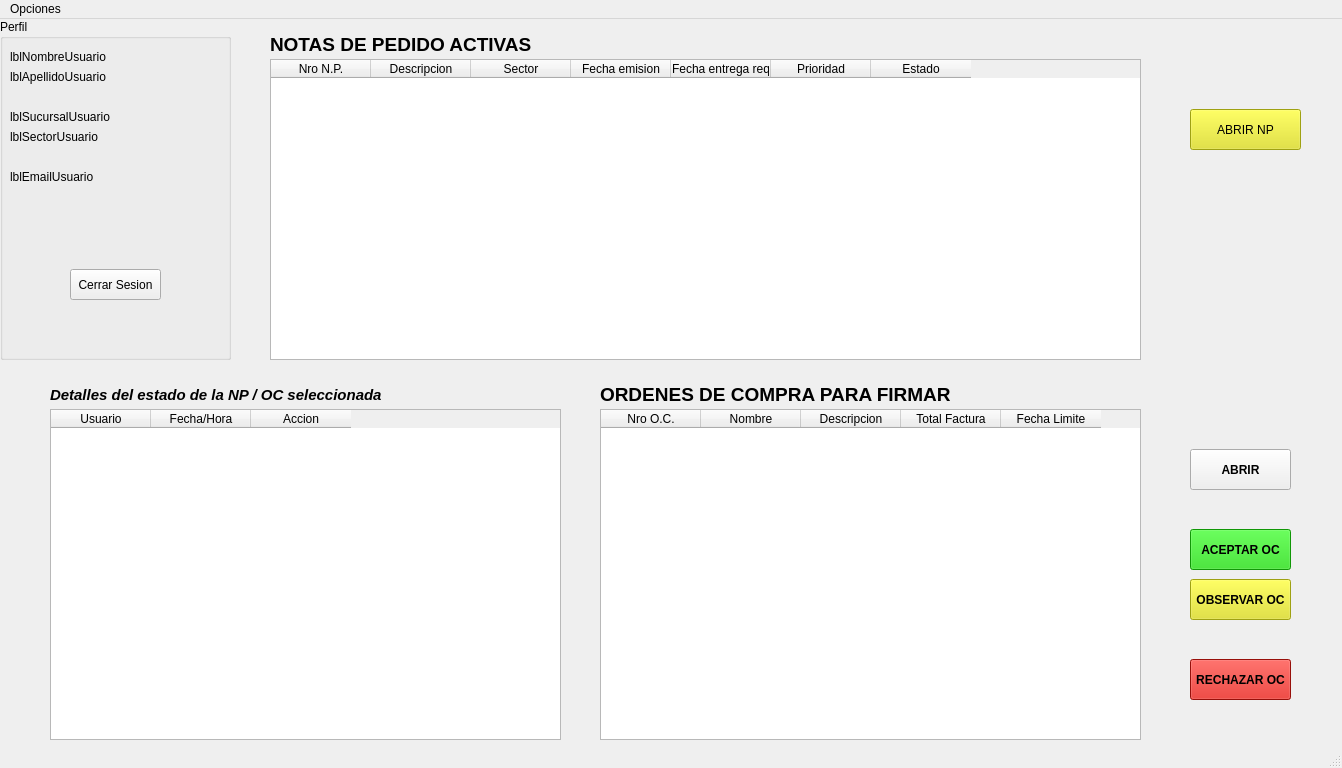
The window that pantallaGerenteGeneral.ui (AyeQuinteros15/DemoPracticas) describes before a commit, drawn with Qt 5.
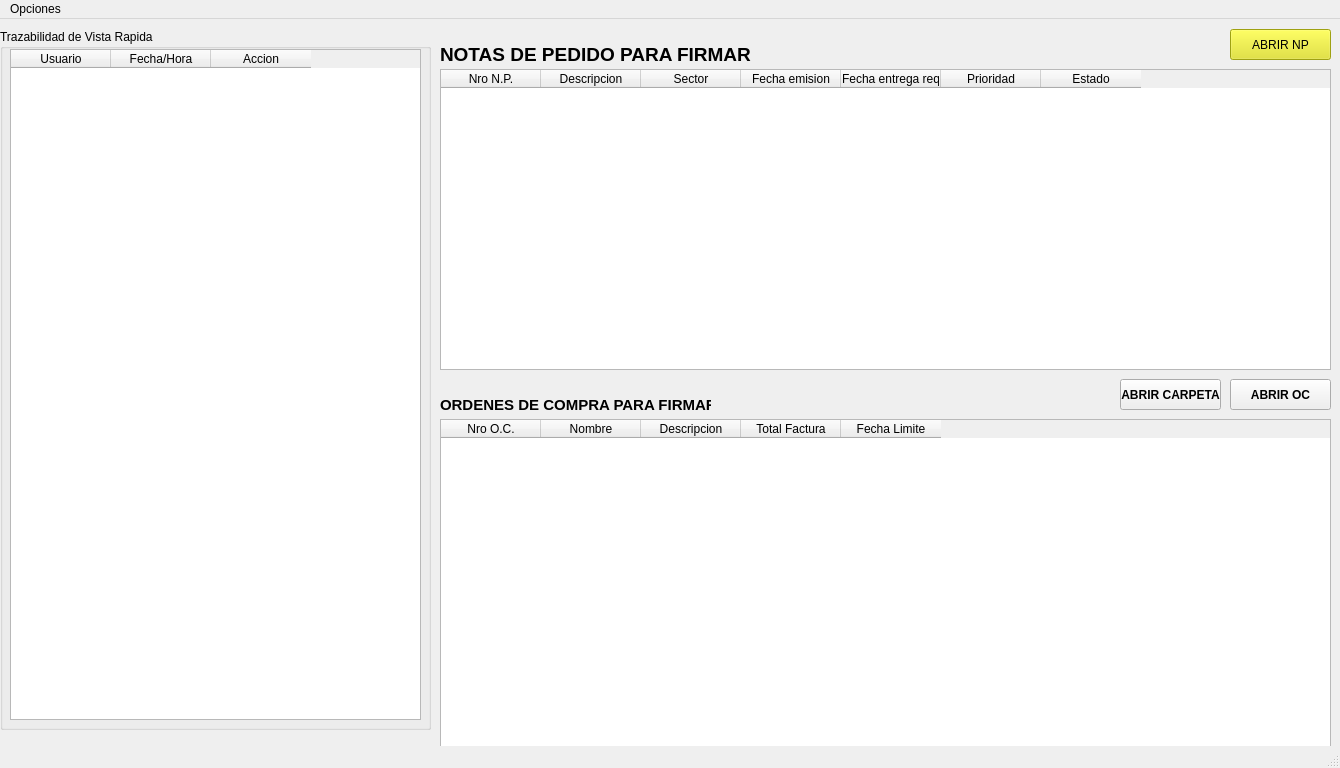
The same window after the commit.

The edit to the form file:
```diff
--- a/pantallaGerenteGeneral.ui
+++ b/pantallaGerenteGeneral.ui
@@ -6,7 +6,7 @@
    <rect>
     <x>0</x>
     <y>0</y>
-    <width>1342</width>
+    <width>1340</width>
     <height>768</height>
    </rect>
   </property>
@@ -26,106 +26,12 @@
    <string>Pantalla Principal</string>
   </property>
   <widget class="QWidget" name="centralwidget">
-   <widget class="QGroupBox" name="groupBox">
-    <property name="geometry">
-     <rect>
-      <x>0</x>
-      <y>0</y>
-      <width>231</width>
-      <height>341</height>
-     </rect>
-    </property>
-    <property name="styleSheet">
-     <string notr="true"/>
-    </property>
-    <property name="title">
-     <string>Perfil</string>
-    </property>
-    <widget class="QLabel" name="lblNombreUsuario">
-     <property name="geometry">
-      <rect>
-       <x>10</x>
-       <y>30</y>
-       <width>111</width>
-       <height>16</height>
-      </rect>
-     </property>
-     <property name="text">
-      <string>lblNombreUsuario</string>
-     </property>
-    </widget>
-    <widget class="QLabel" name="lblApellidoUsuario">
-     <property name="geometry">
-      <rect>
-       <x>10</x>
-       <y>50</y>
-       <width>101</width>
-       <height>16</height>
-      </rect>
-     </property>
-     <property name="text">
-      <string>lblApellidoUsuario</string>
-     </property>
-    </widget>
-    <widget class="QLabel" name="lblSucursalUsuario">
-     <property name="geometry">
-      <rect>
-       <x>10</x>
-       <y>90</y>
-       <width>101</width>
-       <height>16</height>
-      </rect>
-     </property>
-     <property name="text">
-      <string>lblSucursalUsuario</string>
-     </property>
-    </widget>
-    <widget class="QLabel" name="lblSectorUsuario">
-     <property name="geometry">
-      <rect>
-       <x>10</x>
-       <y>110</y>
-       <width>101</width>
-       <height>16</height>
-      </rect>
-     </property>
-     <property name="text">
-      <string>lblSectorUsuario</string>
-     </property>
-    </widget>
-    <widget class="QLabel" name="label">
-     <property name="geometry">
-      <rect>
-       <x>10</x>
-       <y>150</y>
-       <width>211</width>
-       <height>16</height>
-      </rect>
-     </property>
-     <property name="text">
-      <string>lblEmailUsuario</string>
-     </property>
-    </widget>
-    <widget class="QPushButton" name="btnCerrarSesion_Generador">
-     <property name="geometry">
-      <rect>
-       <x>70</x>
-       <y>250</y>
-       <width>91</width>
-       <height>31</height>
-      </rect>
-     </property>
-     <property name="text">
-      <string>Cerrar Sesion</string>
-     </property>
-    </widget>
-   </widget>
    <widget class="QLabel" name="label_2">
     <property name="geometry">
      <rect>
-      <x>270</x>
-      <y>10</y>
-      <width>521</width>
+      <x>440</x>
+      <y>20</y>
+      <width>461</width>
       <height>31</height>
      </rect>
     </property>
@@ -136,15 +42,15 @@
      </font>
     </property>
     <property name="text">
-     <string>NOTAS DE PEDIDO ACTIVAS</string>
+     <string>NOTAS DE PEDIDO PARA FIRMAR</string>
     </property>
    </widget>
    <widget class="QTableWidget" name="tablaNPactivasGG">
     <property name="geometry">
      <rect>
-      <x>270</x>
-      <y>40</y>
-      <width>871</width>
+      <x>440</x>
+      <y>50</y>
+      <width>891</width>
       <height>301</height>
      </rect>
     </property>
@@ -190,10 +96,10 @@
    <widget class="QPushButton" name="btnAbrirNP_GG">
     <property name="geometry">
      <rect>
-      <x>1190</x>
-      <y>90</y>
-      <width>111</width>
-      <height>41</height>
+      <x>1230</x>
+      <y>10</y>
+      <width>101</width>
+      <height>31</height>
      </rect>
     </property>
     <property name="styleSheet">
@@ -204,63 +110,18 @@
      <string>ABRIR NP</string>
     </property>
    </widget>
-   <widget class="QTableWidget" name="tablaDetallesEstado">
-    <property name="geometry">
-     <rect>
-      <x>50</x>
-      <y>390</y>
-      <width>511</width>
-      <height>331</height>
-     </rect>
-    </property>
-    <column>
-     <property name="text">
-      <string>Usuario</string>
-     </property>
-    </column>
-    <column>
-     <property name="text">
-      <string>Fecha/Hora</string>
-     </property>
-    </column>
-    <column>
-     <property name="text">
-      <string>Accion</string>
-     </property>
-    </column>
-   </widget>
-   <widget class="QLabel" name="label_3">
-    <property name="geometry">
-     <rect>
-      <x>50</x>
-      <y>360</y>
-      <width>361</width>
-      <height>31</height>
-     </rect>
-    </property>
-    <property name="font">
-     <font>
-      <pointsize>11</pointsize>
-      <italic>true</italic>
-      <bold>true</bold>
-     </font>
-    </property>
-    <property name="text">
-     <string>Detalles del estado de la NP / OC seleccionada</string>
-    </property>
-   </widget>
    <widget class="QLabel" name="label_4">
     <property name="geometry">
      <rect>
-      <x>600</x>
-      <y>360</y>
-      <width>351</width>
+      <x>440</x>
+      <y>370</y>
+      <width>271</width>
       <height>31</height>
      </rect>
     </property>
     <property name="font">
      <font>
-      <pointsize>14</pointsize>
+      <pointsize>11</pointsize>
       <bold>true</bold>
      </font>
     </property>
@@ -271,9 +132,9 @@
    <widget class="QTableWidget" name="tablaOCactivasGG">
     <property name="geometry">
      <rect>
-      <x>600</x>
-      <y>390</y>
-      <width>541</width>
+      <x>440</x>
+      <y>400</y>
+      <width>891</width>
       <height>331</height>
      </rect>
     </property>
@@ -309,10 +170,10 @@
    <widget class="QPushButton" name="btnAceptarOC_GG">
     <property name="geometry">
      <rect>
-      <x>1190</x>
-      <y>510</y>
+      <x>1230</x>
+      <y>360</y>
       <width>101</width>
-      <height>41</height>
+      <height>31</height>
      </rect>
     </property>
     <property name="font">
@@ -321,64 +182,20 @@
      </font>
     </property>
     <property name="styleSheet">
-     <string notr="true">color: rgb(0, 0, 0);
-background-color: rgb(23, 212, 9);</string>
-    </property>
-    <property name="text">
-     <string>ACEPTAR OC</string>
-    </property>
-   </widget>
-   <widget class="QPushButton" name="btnRechazarOC_GG">
-    <property name="geometry">
-     <rect>
-      <x>1190</x>
-      <y>640</y>
-      <width>101</width>
-      <height>41</height>
-     </rect>
-    </property>
-    <property name="font">
-     <font>
-      <bold>true</bold>
-     </font>
-    </property>
-    <property name="styleSheet">
-     <string notr="true">color: rgb(0, 0, 0);
-background-color: rgb(211, 21, 14);</string>
-    </property>
-    <property name="text">
-     <string>RECHAZAR OC</string>
-    </property>
-   </widget>
-   <widget class="QPushButton" name="btnObservarOC_GG">
-    <property name="geometry">
-     <rect>
-      <x>1190</x>
-      <y>560</y>
-      <width>101</width>
-      <height>41</height>
-     </rect>
-    </property>
-    <property name="font">
-     <font>
-      <bold>true</bold>
-     </font>
-    </property>
-    <property name="styleSheet">
-     <string notr="true">background-color: rgb(223, 226, 25);
+     <string notr="true">
 color: rgb(0, 0, 0);</string>
     </property>
     <property name="text">
-     <string>OBSERVAR OC</string>
+     <string>ABRIR OC</string>
     </property>
    </widget>
    <widget class="QPushButton" name="btnAbrirCarpeta_GG">
     <property name="geometry">
      <rect>
-      <x>1190</x>
-      <y>430</y>
+      <x>1120</x>
+      <y>360</y>
       <width>101</width>
-      <height>41</height>
+      <height>31</height>
      </rect>
     </property>
     <property name="font">
@@ -391,17 +208,55 @@
 color: rgb(0, 0, 0);</string>
     </property>
     <property name="text">
-     <string>ABRIR</string>
+     <string>ABRIR CARPETA</string>
     </property>
    </widget>
+   <widget class="QGroupBox" name="groupBox">
+    <property name="geometry">
+     <rect>
+      <x>0</x>
+      <y>10</y>
+      <width>431</width>
+      <height>701</height>
+     </rect>
+    </property>
+    <property name="title">
+     <string>Trazabilidad de Vista Rapida</string>
+    </property>
+    <widget class="QTableWidget" name="tablaDetallesEstado">
+     <property name="geometry">
+      <rect>
+       <x>10</x>
+       <y>20</y>
+       <width>411</width>
+       <height>671</height>
+      </rect>
+     </property>
+     <column>
+      <property name="text">
+       <string>Usuario</string>
+      </property>
+     </column>
+     <column>
+      <property name="text">
+       <string>Fecha/Hora</string>
+      </property>
+     </column>
+     <column>
+      <property name="text">
+       <string>Accion</string>
+      </property>
+     </column>
+    </widget>
+   </widget>
   </widget>
   <widget class="QMenuBar" name="menubar">
    <property name="geometry">
     <rect>
      <x>0</x>
      <y>0</y>
-     <width>1342</width>
-     <height>22</height>
+     <width>1340</width>
+     <height>33</height>
     </rect>
    </property>
    <widget class="QMenu" name="menuOpciones">
```
Left out of the diff: 26 changed lines with no effect on the pictures.
